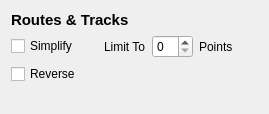
The window that gui/rttrkui.ui (alexbirkett/GPSBabel) describes before a commit, drawn with Qt 5.
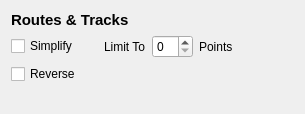
The same window after the commit.

Commit message: Regenerate all teh *.ui's with Qt 4.5 just to eliminate future merge noise.

```diff
--- a/gui/rttrkui.ui
+++ b/gui/rttrkui.ui
@@ -1,11 +1,11 @@
 <ui version="4.0" >
  <class>RtTrkWidget</class>
- <widget class="QWidget" name="RtTrkWidget" >
-  <property name="geometry" >
+ <widget class="QWidget" name="RtTrkWidget">
+  <property name="geometry">
    <rect>
     <x>0</x>
     <y>0</y>
-    <width>269</width>
+    <width>305</width>
     <height>114</height>
    </rect>
   </property>
```
Left out of the diff: 81 changed lines with no effect on the pictures. The commit also changes 6 other files.
